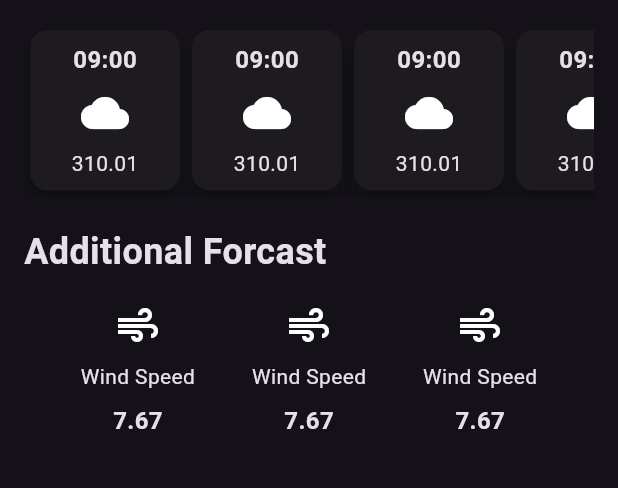
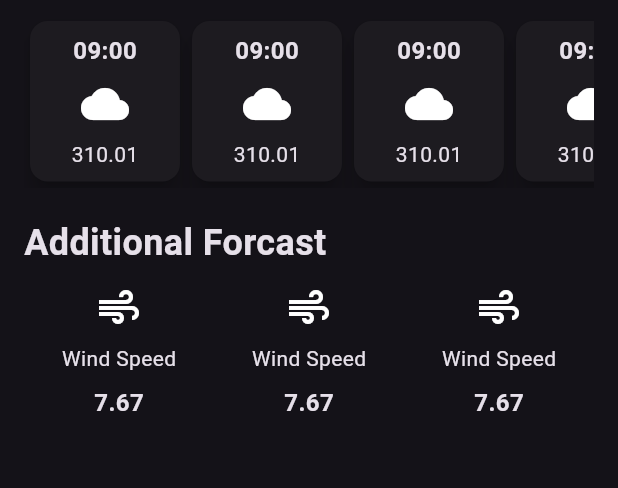
Before and after one commit to Chukwujekwu1/weather_app, a Flutter app: the screen it shows after launch, on a phone screen of 412 x 824 dp, the part 498-986 px from its top. Run offline on Flutter 3.47's test engine with Material 2 defaults, Android fonts, the phone set to English and light mode, and no system bars.

Commit message:
finish additioal forcast and sub columns styling

```diff
--- a/lib/weather_screen.dart
+++ b/lib/weather_screen.dart
@@ -92,7 +92,7 @@ class WeatherScreen extends StatelessWidget {
                 fontWeight: FontWeight.bold,
               ),
             ),
-            const SizedBox(height: 16),
+            const SizedBox(height: 10),
             //
             const SingleChildScrollView(
               scrollDirection: Axis.horizontal,
@@ -117,9 +117,9 @@ class WeatherScreen extends StatelessWidget {
                 fontWeight: FontWeight.bold,
               ),
             ),
-            const SizedBox(height: 16),
+            const SizedBox(height: 10),
             const Row(
-              mainAxisAlignment: MainAxisAlignment.spaceEvenly,
+              mainAxisAlignment: MainAxisAlignment.spaceAround,
               children: [
                 AdditionalInfoItem(),
                 AdditionalInfoItem(),
```
